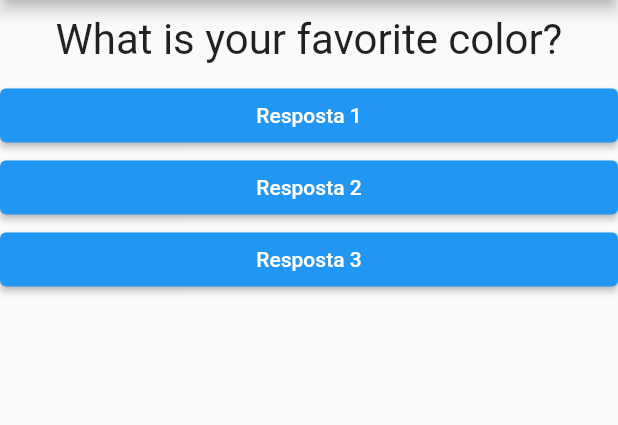
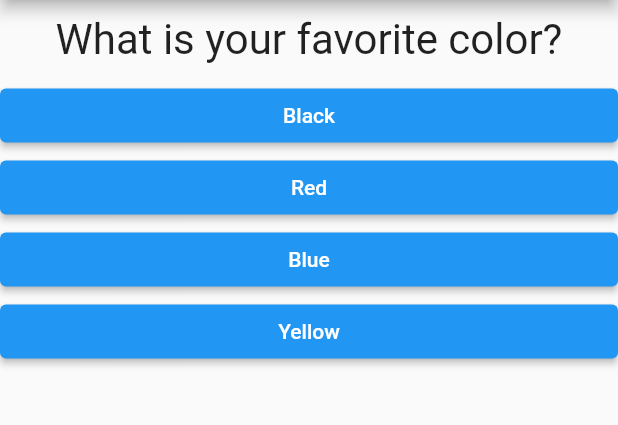
Before and after one commit to GabrielFdoVal/projteto_perguntas, a Flutter app: the screen it shows after launch, on a phone screen of 412 x 824 dp, the part 84-509 px from its top. Run offline on Flutter 3.47's test engine with Material 2 defaults, Android fonts, the phone set to English and light mode, and no system bars.

Commit message:
Separating the components from the main code to diferent classes

```diff
--- a/lib/awnser.dart
+++ b/lib/answer.dart
@@ -1,10 +1,10 @@
 import 'package:flutter/material.dart';
 
-class Awnser extends StatelessWidget {
+class Answer extends StatelessWidget {
   final String text;
-  final void Function() _awnser;
+  final void Function() _answer;
 
-  Awnser(this.text, this._awnser);
+  Answer(this.text, this._answer);
 
   Widget build(BuildContext build) {
     return Container(
@@ -15,7 +15,7 @@ class Awnser extends StatelessWidget {
           onPrimary: Colors.white,
         ),
         child: Text(text),
-        onPressed: _awnser,
+        onPressed: _answer,
       ),
     );
   }
--- a/lib/main.dart
+++ b/lib/main.dart
@@ -1,42 +1,65 @@
 import 'package:flutter/material.dart';
-import 'package:projeto_perguntas/awnser.dart';
+import 'package:projeto_perguntas/answer.dart';
 import './question.dart';
-import './awnser.dart';
+import './answer.dart';
+import './resultado.dart';
 
 main() {
   runApp(PerguntaApp());
 }
 
 class _PerguntaAppState extends State<PerguntaApp> {
+  // ignore: non_constant_identifier_names
   int _selected_answer = 0;
 
   void _answer() {
-    setState(() {
-      _selected_answer++;
-    });
-    print("Answered");
+    if (temPerguntaSelecionada) {
+      setState(() {
+        _selected_answer++;
+      });
+    }
+  }
+
+  final List<Map<String, Object>> _questions = [
+    {
+      'question': "What is your favorite color?",
+      'resposta': ["Black", "Red", "Blue", "Yellow"],
+    },
+    {
+      'question': "What is your favorite animal?",
+      'resposta': ["Lion", "Elephant", "Parrot", "Snake"]
+    },
+    {
+      'question': "What is your favorite food?",
+      'resposta': ["Hamburguer", "Barbecue", "Pasta", "Japanese food"]
+    }
+  ];
+
+  bool get temPerguntaSelecionada {
+    return _selected_answer < _questions.length;
   }
 
   @override
   Widget build(BuildContext context) {
-    final List<String> questions = [
-      "What is your favorite color?",
-      "What is your favorite animal?",
-    ];
+    List<String> respostas = temPerguntaSelecionada
+        ? _questions[_selected_answer].cast()['resposta']
+        : [];
+    List<Widget> widget = respostas.map((t) => Answer(t, _answer)).toList();
 
     return MaterialApp(
       home: Scaffold(
         appBar: AppBar(
           title: Text("Quizz"),
         ),
-        body: Column(
-          children: <Widget>[
-            Question(questions[_selected_answer]),
-            Awnser("Resposta 1", _answer),
-            Awnser("Resposta 2", _answer),
-            Awnser("Resposta 3", _answer),
-          ],
-        ),
+        body: temPerguntaSelecionada
+            ? Column(
+                children: <Widget>[
+                  Question(_questions[_selected_answer]['question'].toString()),
+                  ...widget,
+                ],
+              )
+            // ignore: prefer_const_constructors
+            : Result("Parabéns"),
       ),
     );
   }
--- a/pubspec.yaml
+++ b/pubspec.yaml
@@ -18,7 +18,7 @@ publish_to: 'none' # Remove this line if you wish to publish to pub.dev
 version: 1.0.0+1
 
 environment:
-  sdk: ">=2.16.1 <3.0.0"
+  sdk: ">=2.3.0 <3.0.0"
 
 # Dependencies specify other packages that your package needs in order to work.
 # To automatically upgrade your package dependencies to the latest versions
```
Also changed, not shown: lib/resultado.dart (added, +16 -0 lines).
